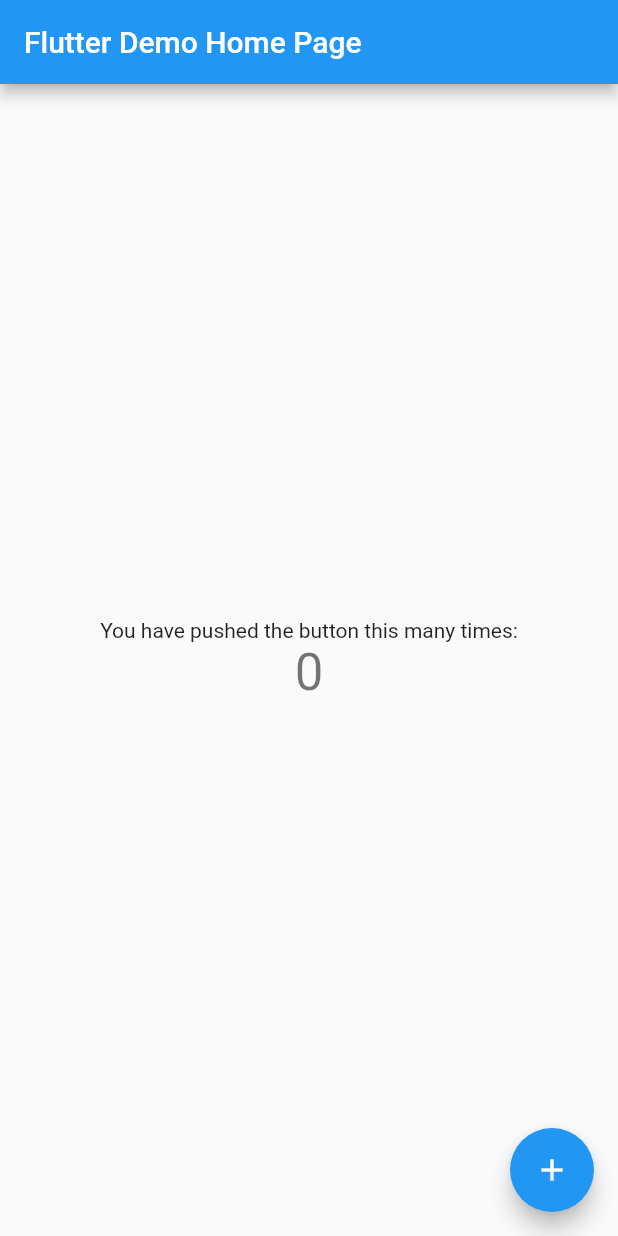
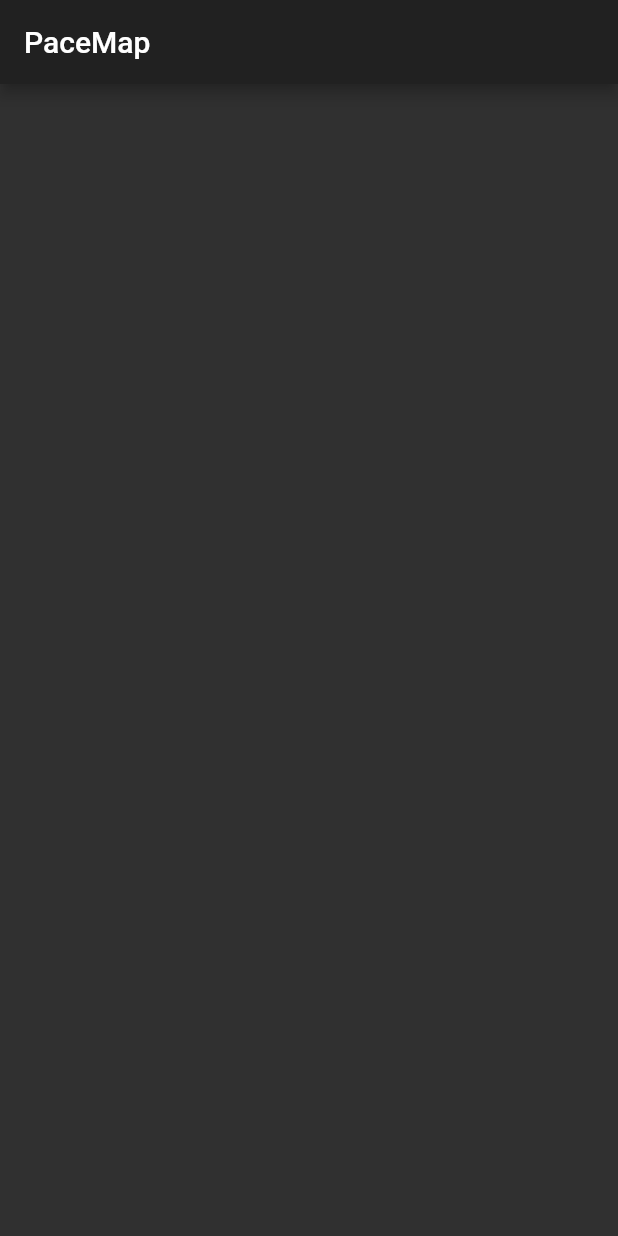
Before and after one commit to LeonPuchinger/pacemap, a Flutter app: the screen it shows after launch, on a phone screen of 412 x 824 dp. Run offline on Flutter 3.47's test engine with Material 2 defaults, Android fonts, the phone set to English and light mode, and no system bars.

Commit message:
initial setup & tracklist

```diff
--- a/lib/main.dart
+++ b/lib/main.dart
@@ -1,113 +1,18 @@
 import 'package:flutter/material.dart';
+import 'package:pacemap/widgets/tracklist.dart';
 
-void main() {
-  runApp(MyApp());
-}
+void main() => runApp(PaceMapApp());
 
-class MyApp extends StatelessWidget {
-  // This widget is the root of your application.
+class PaceMapApp extends StatelessWidget {
   @override
   Widget build(BuildContext context) {
     return MaterialApp(
-      title: 'Flutter Demo',
-      theme: ThemeData(
-        // This is the theme of your application.
-        //
-        // Try running your application with "flutter run". You'll see the
-        // application has a blue toolbar. Then, without quitting the app, try
-        // changing the primarySwatch below to Colors.green and then invoke
-        // "hot reload" (press "r" in the console where you ran "flutter run",
-        // or simply save your changes to "hot reload" in a Flutter IDE).
-        // Notice that the counter didn't reset back to zero; the application
-        // is not restarted.
-        primarySwatch: Colors.blue,
-      ),
-      home: MyHomePage(title: 'Flutter Demo Home Page'),
+      title: 'PaceMap',
+      theme: ThemeData.dark(),
+      initialRoute: "list",
+      routes: {
+        "list": (_) => Tracklist(),
+      },
     );
   }
 }
-
-class MyHomePage extends StatefulWidget {
-  MyHomePage({Key? key, this.title}) : super(key: key);
-
-  // This widget is the home page of your application. It is stateful, meaning
-  // that it has a State object (defined below) that contains fields that affect
-  // how it looks.
-
-  // This class is the configuration for the state. It holds the values (in this
-  // case the title) provided by the parent (in this case the App widget) and
-  // used by the build method of the State. Fields in a Widget subclass are
-  // always marked "final".
-
-  final String? title;
-
-  @override
-  _MyHomePageState createState() => _MyHomePageState();
-}
-
-class _MyHomePageState extends State<MyHomePage> {
-  int _counter = 0;
-
-  void _incrementCounter() {
-    setState(() {
-      // This call to setState tells the Flutter framework that something has
-      // changed in this State, which causes it to rerun the build method below
-      // so that the display can reflect the updated values. If we changed
-      // _counter without calling setState(), then the build method would not be
-      // called again, and so nothing would appear to happen.
-      _counter++;
-    });
-  }
-
-  @override
-  Widget build(BuildContext context) {
-    // This method is rerun every time setState is called, for instance as done
-    // by the _incrementCounter method above.
-    //
-    // The Flutter framework has been optimized to make rerunning build methods
-    // fast, so that you can just rebuild anything that needs updating rather
-    // than having to individually change instances of widgets.
-    return Scaffold(
-      appBar: AppBar(
-        // Here we take the value from the MyHomePage object that was created by
-        // the App.build method, and use it to set our appbar title.
-        title: Text(widget.title!),
-      ),
-      body: Center(
-        // Center is a layout widget. It takes a single child and positions it
-        // in the middle of the parent.
-        child: Column(
-          // Column is also a layout widget. It takes a list of children and
-          // arranges them vertically. By default, it sizes itself to fit its
-          // children horizontally, and tries to be as tall as its parent.
-          //
-          // Invoke "debug painting" (press "p" in the console, choose the
-          // "Toggle Debug Paint" action from the Flutter Inspector in Android
-          // Studio, or the "Toggle Debug Paint" command in Visual Studio Code)
-          // to see the wireframe for each widget.
-          //
-          // Column has various properties to control how it sizes itself and
-          // how it positions its children. Here we use mainAxisAlignment to
-          // center the children vertically; the main axis here is the vertical
-          // axis because Columns are vertical (the cross axis would be
-          // horizontal).
-          mainAxisAlignment: MainAxisAlignment.center,
-          children: <Widget>[
-            Text(
-              'You have pushed the button this many times:',
-            ),
-            Text(
-              '$_counter',
-              style: Theme.of(context).textTheme.headline4,
-            ),
-          ],
-        ),
-      ),
-      floatingActionButton: FloatingActionButton(
-        onPressed: _incrementCounter,
-        tooltip: 'Increment',
-        child: Icon(Icons.add),
-      ), // This trailing comma makes auto-formatting nicer for build methods.
-    );
-  }
-}
--- /dev/null
+++ b/lib/widgets/tracklist.dart
@@ -0,0 +1,17 @@
+import 'package:flutter/material.dart';
+
+class Tracklist extends StatefulWidget {
+  @override
+  _TracklistState createState() => _TracklistState();
+}
+
+class _TracklistState extends State<Tracklist> {
+  @override
+  Widget build(BuildContext context) {
+    return Scaffold(
+      appBar: AppBar(
+        title: Text("PaceMap"),
+      ),
+    );
+  }
+}
```
Also changed, not shown: pubspec.lock.
